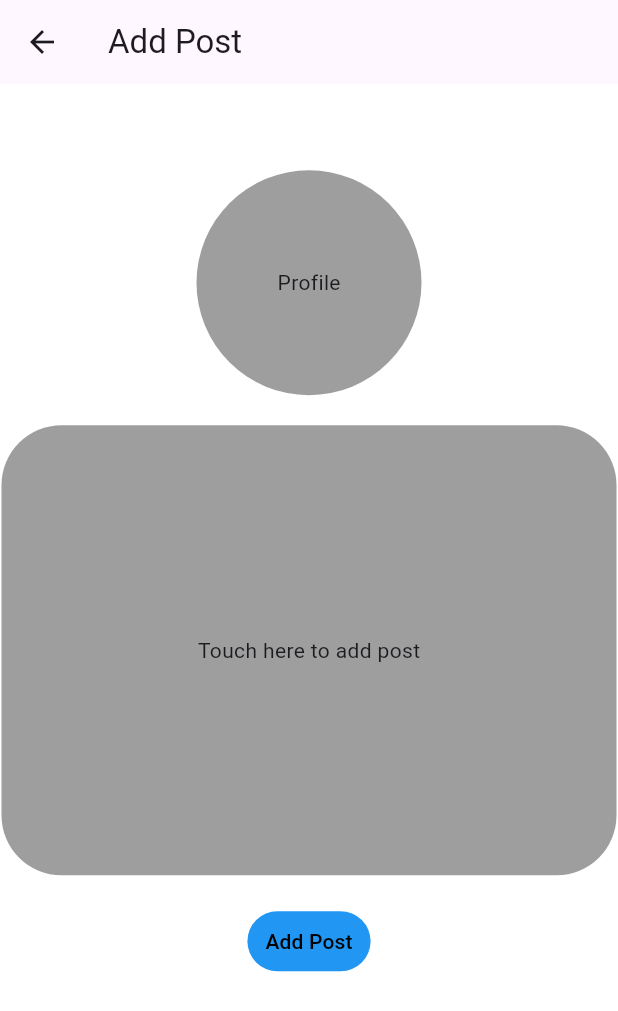
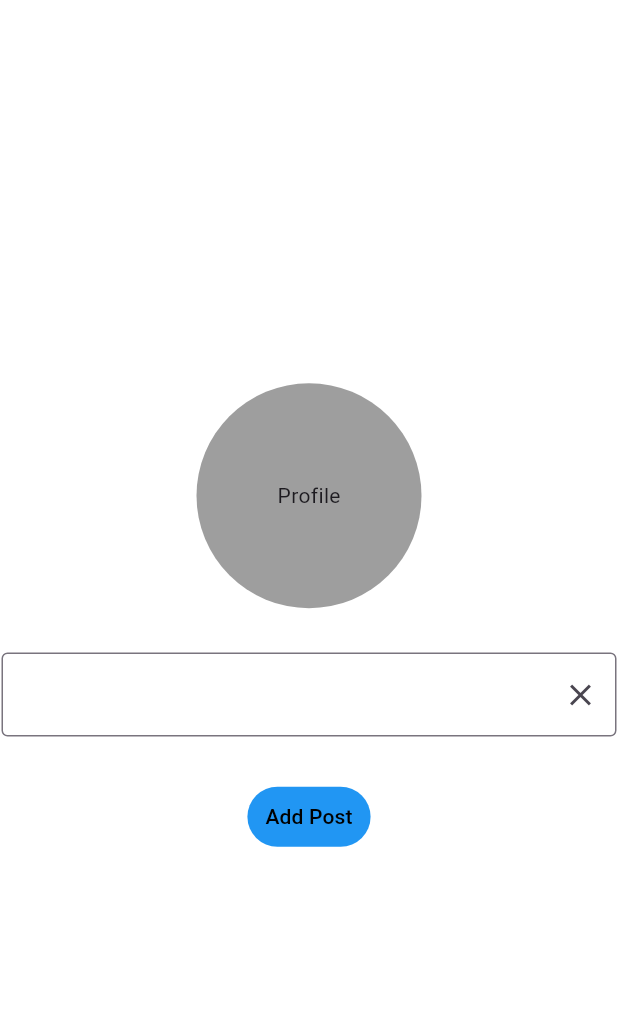
Before and after one commit to RhysRoo/UniFlutterProject, a Flutter app: the screen it shows after launch, item 2 of the bottom bar chosen, on a phone screen of 412 x 824 dp. Shown: the top 1011 px of the screen. Run offline on Flutter 3.47's test engine with Material 3 defaults, Android fonts, the phone set to English and light mode, and no system bars.

Commit message:
updated_user_post_to_add_more_lines

```diff
--- a/lib/add_post.dart
+++ b/lib/add_post.dart
@@ -6,11 +6,11 @@ class AddPost extends StatelessWidget {
 
   @override
   Widget build(BuildContext context) {
+    //Controller used to see what user is typing
+    final _textController = TextEditingController();
+
     return Scaffold(
       backgroundColor: Colors.white,
-      appBar: AppBar(
-        title: const Text('Add Post'),
-      ),
       body: Align(
         alignment: Alignment.center,
         child: SizedBox(
@@ -18,7 +18,9 @@ class AddPost extends StatelessWidget {
           width: MediaQuery.of(context).size.width,
           child: Stack(alignment: Alignment.topLeft, children: [
             Align(
-              alignment: const Alignment(-0.0, -0.5),
+              alignment: Alignment.center,
+              child: Flexible(
+                fit: FlexFit.loose,
                 child: Row(
                   mainAxisSize: MainAxisSize.min,
                   children: [
@@ -40,14 +42,26 @@ class AddPost extends StatelessWidget {
                         ),
                         Align(
                           child: Container(
-                          height: 300,
+                            height: 75,
                             width: 410,
                             decoration: BoxDecoration(
-                            color: Colors.grey,
                               borderRadius: BorderRadius.circular(40),
                             ),
                             alignment: const Alignment(0.0, 0.0),
-                          child: const Text('Touch here to add post'),
+                            child: TextField(
+                              controller: _textController,
+                              decoration: InputDecoration(
+                                border: OutlineInputBorder(),
+                                suffixIcon: IconButton(
+                                  onPressed: () {
+                                    _textController.clear();
+                                  },
+                                  icon: const Icon(Icons.clear),
+                                ),
+                              ),
+                              maxLines: null,
+                              minLines: 1,
+                            ),
                           ),
                         ),
                         const SizedBox(
@@ -76,6 +90,7 @@ class AddPost extends StatelessWidget {
                   ],
                 ),
               ),
+            ),
           ]),
         ),
       ),
```
Lines whose indentation alone changed are shown as unchanged.
